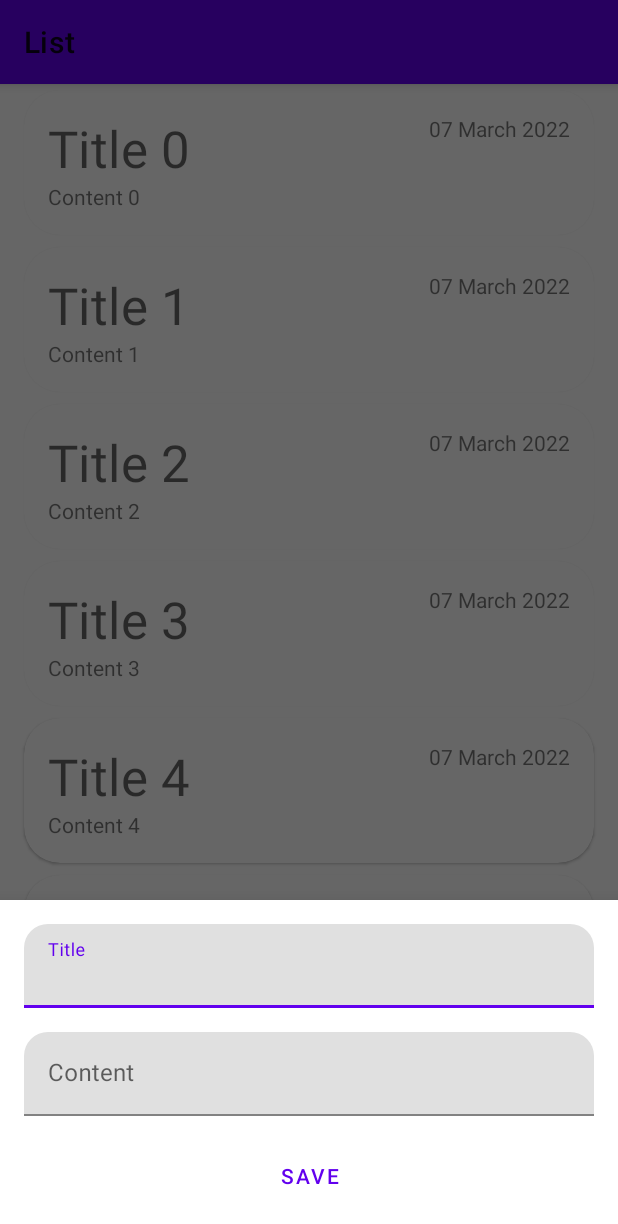
After one commit to AlexNameEast/MyNotes28Feb, an Android app: the fragment EditNoteBottomSheetDialogFragment placed in its activity, on a phone screen of 412 x 824 dp. The commit adds this screen. Shown: the top 1224 px of the screen. Run offline under Robolectric (Android 15) with nearby library versions, the phone set to English and light mode, and no system bars; 3 statements that could not run were skipped.

Commit message:
11 задание

```diff
--- a/app/src/main/java/com/example/mynotes28feb/domain/NotesRepository.java
+++ b/app/src/main/java/com/example/mynotes28feb/domain/NotesRepository.java
@@ -5,4 +5,10 @@ import java.util.List;
 public interface NotesRepository {
 
     List<Note> getNotes();
+
+    Note add(String title, String content);
+
+    void delete(Note note);
+
+    Note update(String id, String newTitle, String newContent);
 }
--- /dev/null
+++ b/app/src/main/java/com/example/mynotes28feb/ui/edit/EditNoteBottomSheetDialogFragment.java
@@ -0,0 +1,73 @@
+package com.example.mynotes28feb.ui.edit;
+
+import android.os.Bundle;
+import android.view.LayoutInflater;
+import android.view.View;
+import android.view.ViewGroup;
+import android.widget.EditText;
+
+import androidx.annotation.NonNull;
+import androidx.annotation.Nullable;
+import androidx.fragment.app.Fragment;
+
+import com.example.mynotes28feb.R;
+import com.example.mynotes28feb.domain.Note;
+import com.example.mynotes28feb.domain.NotesRepository;
+import com.example.mynotes28feb.domain.NotesRepositoryImp;
+import com.google.android.material.bottomsheet.BottomSheetDialogFragment;
+
+public class EditNoteBottomSheetDialogFragment extends BottomSheetDialogFragment {
+
+    public static final String ARG_NOTE = "ARG_NOTE";
+    public static final String KEY_REQUEST = "KEY_REQUEST";
+
+    private NotesRepository repository = NotesRepositoryImp.INSTANCE;
+
+    public static EditNoteBottomSheetDialogFragment newInstance(Note note) {
+
+        Bundle args = new Bundle();
+        args.putParcelable(ARG_NOTE, note);
+
+        EditNoteBottomSheetDialogFragment fragment = new EditNoteBottomSheetDialogFragment();
+        fragment.setArguments(args);
+        return fragment;
+    }
+
+    @Nullable
+    @Override
+    public View onCreateView(@NonNull LayoutInflater inflater, @Nullable ViewGroup container, @Nullable Bundle savedInstanceState) {
+        return inflater.inflate(R.layout.fragment_edit_note_bottom_sheet, container, false);
+    }
+
+    @Override
+    public void onViewCreated(@NonNull View view, @Nullable Bundle savedInstanceState) {
+        super.onViewCreated(view, savedInstanceState);
+
+        Note note = requireArguments().getParcelable(ARG_NOTE);
+
+        EditText title = view.findViewById(R.id.edit_title);
+        title.setText(note.getTitle());
+
+        EditText content = view.findViewById(R.id.edit_content);
+        content.setText(note.getContent());
+
+        view.findViewById(R.id.save).setOnClickListener(new View.OnClickListener() {
+            @Override
+            public void onClick(View view) {
+
+
+                Note updateNote = repository.update(note.getId(), title.getText().toString(), content.getText().toString());
+
+                Bundle bundle = new Bundle();
+                bundle.putParcelable(ARG_NOTE, updateNote);
+
+                getParentFragmentManager()
+                        .setFragmentResult(KEY_REQUEST, bundle);
+
+                dismiss();
+
+            }
+        });
+
+    }
+}
--- a/app/src/main/java/com/example/mynotes28feb/ui/list/NotesListAdapter.java
+++ b/app/src/main/java/com/example/mynotes28feb/ui/list/NotesListAdapter.java
@@ -8,6 +8,7 @@ import android.widget.ImageView;
 import android.widget.TextView;
 
 import androidx.annotation.NonNull;
+import androidx.fragment.app.Fragment;
 import androidx.recyclerview.widget.RecyclerView;
 
 import com.example.mynotes28feb.R;
@@ -21,13 +22,51 @@ import java.util.Locale;
 
 public class NotesListAdapter extends RecyclerView.Adapter<NotesListAdapter.NoteViewHolder> {
 
+    public OnNoteClicked getOnNoteClicked() {
+        return onNoteClicked;
+    }
+
+    public void setOnNoteClicked(OnNoteClicked onNoteClicked) {
+        this.onNoteClicked = onNoteClicked;
+    }
+
+
+
+
+    interface OnNoteClicked {
+        void onNoteClicked(Note note);
+
+        void onNoteLongClicked(Note note, int position);
+    }
+
     private SimpleDateFormat simpleDateFormat = new SimpleDateFormat("dd MMMM yyyy", Locale.getDefault());
 
-    private List<Note> data = new ArrayList<>();
+    private Fragment fragment;
+
+    private final List<Note> data = new ArrayList<>();
+
+    private OnNoteClicked onNoteClicked;
+
+    public NotesListAdapter(Fragment fragment) {
+        this.fragment = fragment;
+    }
 
     public void setData(Collection<Note> toSet) {
         data.clear();
         data.addAll(toSet);
+    }
+
+    public int addItem(Note toAdd) {
+        data.add(toAdd);
+        return data.size() - 1;
+    }
+
+    public void removeItem(int selectedNoteIndex) {
+        data.remove(selectedNoteIndex);
+    }
+
+    public void updateItem(Note note, int selectedNoteIndex) {
+        data.set(selectedNoteIndex, note);
     }
 
     @Override
@@ -51,7 +90,7 @@ public class NotesListAdapter extends RecyclerView.Adapter<NotesListAdapter.Note
 
         holder.title.setText(item.getTitle());
         holder.content.setText(item.getContent());
-        holder.data.setText(simpleDateFormat.format(item.getCreatedAt()));
+        holder.date.setText(simpleDateFormat.format(item.getCreatedAt()));
 
     }
 
@@ -65,15 +104,48 @@ public class NotesListAdapter extends RecyclerView.Adapter<NotesListAdapter.Note
 
         TextView title;
         TextView content;
-        TextView data;
+        TextView date;
 
         public NoteViewHolder(@NonNull View itemView) {
             super(itemView);
 
+            View card = itemView.findViewById(R.id.card);
+
+            fragment.registerForContextMenu(card);
+
+            card.setOnClickListener(new View.OnClickListener() {
+                @Override
+                public void onClick(View view) {
+                    if (getOnNoteClicked() != null) {
+
+                        int clickedAt = getAdapterPosition();
+
+                        getOnNoteClicked().onNoteClicked(data.get(clickedAt));
+                    }
+                }
+            });
+
+            card.setOnLongClickListener(new View.OnLongClickListener() {
+                @Override
+                public boolean onLongClick(View view) {
+
+                    if (getOnNoteClicked() != null) {
+
+                        int clickedAt = getAdapterPosition();
+
+                        getOnNoteClicked().onNoteLongClicked(data.get(clickedAt), clickedAt);
+                    }
+
+                    view.showContextMenu();
+
+                    return true;
+                }
+            });
+
 
             title = itemView.findViewById(R.id.title);
             content = itemView.findViewById(R.id.content);
-            data = itemView.findViewById(R.id.data);
+            date = itemView.findViewById(R.id.data);
         }
     }
 }
--- /dev/null
+++ b/app/src/main/res/drawable/ic_baseline_add_24.xml
@@ -0,0 +1,10 @@
+<vector xmlns:android="http://schemas.android.com/apk/res/android"
+    android:width="24dp"
+    android:height="24dp"
+    android:viewportWidth="24"
+    android:viewportHeight="24"
+    android:tint="?attr/colorControlNormal">
+  <path
+      android:fillColor="@android:color/white"
+      android:pathData="M19,13h-6v6h-2v-6H5v-2h6V5h2v6h6v2z"/>
+</vector>
--- /dev/null
+++ b/app/src/main/res/layout/fragment_edit_note_bottom_sheet.xml
@@ -0,0 +1,49 @@
+<?xml version="1.0" encoding="utf-8"?>
+<LinearLayout xmlns:android="http://schemas.android.com/apk/res/android"
+    android:layout_width="match_parent"
+    android:layout_height="wrap_content"
+    xmlns:app="http://schemas.android.com/apk/res-auto"
+    android:orientation="vertical"
+    android:padding="@dimen/marginHorizontal">
+
+    <com.google.android.material.textfield.TextInputLayout
+        android:layout_width="match_parent"
+        android:layout_height="wrap_content"
+        app:boxCornerRadiusTopEnd="@dimen/marginHorizontal"
+        app:boxCornerRadiusTopStart="@dimen/marginHorizontal">
+
+        <com.google.android.material.textfield.TextInputEditText
+            android:id="@+id/edit_title"
+            android:layout_width="match_parent"
+            android:layout_height="wrap_content"
+            android:hint="@string/edit_title_hint" />
+
+
+    </com.google.android.material.textfield.TextInputLayout>
+
+
+    <com.google.android.material.textfield.TextInputLayout
+        android:layout_width="match_parent"
+        android:layout_height="wrap_content"
+        app:boxCornerRadiusTopEnd="@dimen/marginHorizontal"
+        app:boxCornerRadiusTopStart="@dimen/marginHorizontal">
+
+        <com.google.android.material.textfield.TextInputEditText
+            android:id="@+id/edit_content"
+            android:layout_width="match_parent"
+            android:layout_height="wrap_content"
+            android:hint="@string/edit_content_hint"
+            android:layout_marginTop="@dimen/marginHorizontal"/>
+
+    </com.google.android.material.textfield.TextInputLayout>
+
+
+    <com.google.android.material.button.MaterialButton
+        android:id="@+id/save"
+        android:layout_width="match_parent"
+        android:layout_height="wrap_content"
+        android:layout_marginTop="@dimen/marginHorizontal"
+        android:text="@string/btn_save"
+        app:cornerRadius="@dimen/btn_corner_radius"/>
+
+</LinearLayout>
--- a/app/src/main/res/layout/fragment_list.xml
+++ b/app/src/main/res/layout/fragment_list.xml
@@ -22,5 +22,12 @@
         android:orientation="vertical"
         app:layout_behavior="@string/appbar_scrolling_view_behavior" />
 
+<com.google.android.material.floatingactionbutton.FloatingActionButton
+    android:id="@+id/add_note"
+    android:layout_width="wrap_content"
+    android:layout_height="wrap_content"
+    android:layout_gravity="end|bottom"
+    android:layout_margin="@dimen/marginHorizontal"
+    android:src="@drawable/ic_baseline_add_24"/>
 
 </androidx.coordinatorlayout.widget.CoordinatorLayout>
--- /dev/null
+++ b/app/src/main/res/menu/menu_notes_list_context.xml
@@ -0,0 +1,12 @@
+<?xml version="1.0" encoding="utf-8"?>
+<menu xmlns:android="http://schemas.android.com/apk/res/android">
+
+    <item
+        android:id="@+id/action_edit"
+        android:title="@string/action_edit"/>
+
+    <item
+        android:id="@+id/action_delete"
+        android:title="@string/action_delete"/>
+
+</menu>
--- a/app/src/main/res/values/dimens.xml
+++ b/app/src/main/res/values/dimens.xml
@@ -3,4 +3,5 @@
     <dimen name="marginHorizontal">16dp</dimen>
     <dimen name="marginVertical">4dp</dimen>
     <dimen name="corner_radius">24dp</dimen>
+    <dimen name="btn_corner_radius">10dp</dimen>
 </resources>
--- a/app/src/main/res/values/strings.xml
+++ b/app/src/main/res/values/strings.xml
@@ -2,4 +2,9 @@
     <string name="app_name">MyNotes28Feb</string>
     <string name="action_list">List</string>
     <string name="action_info">Info</string>
+    <string name="action_edit">Edit</string>
+    <string name="action_delete">Delete</string>
+    <string name="edit_title_hint">Title</string>
+    <string name="edit_content_hint">Content</string>
+    <string name="btn_save">Save</string>
 </resources>
```
Also changed, not shown: app/src/main/java/com/example/mynotes28feb/domain/Note.java (+48 -1 lines), app/src/main/java/com/example/mynotes28feb/domain/NotesRepositoryImp.java (+44 -3 lines), app/src/main/java/com/example/mynotes28feb/ui/list/ListFragment.java (+82 -24 lines).
